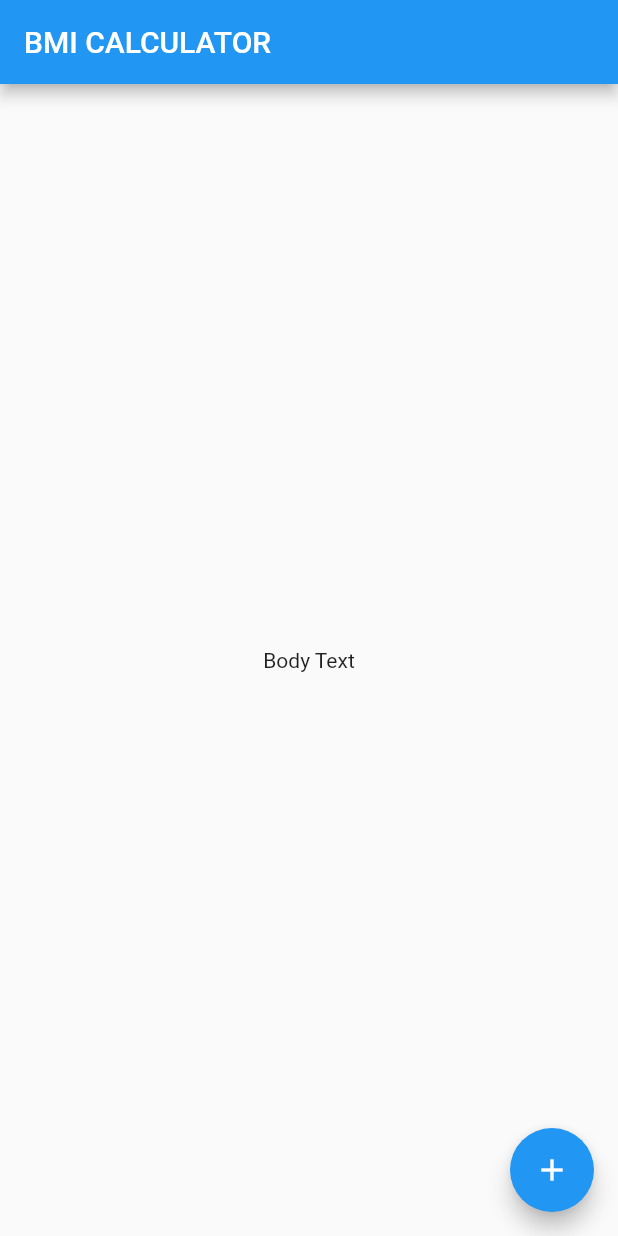
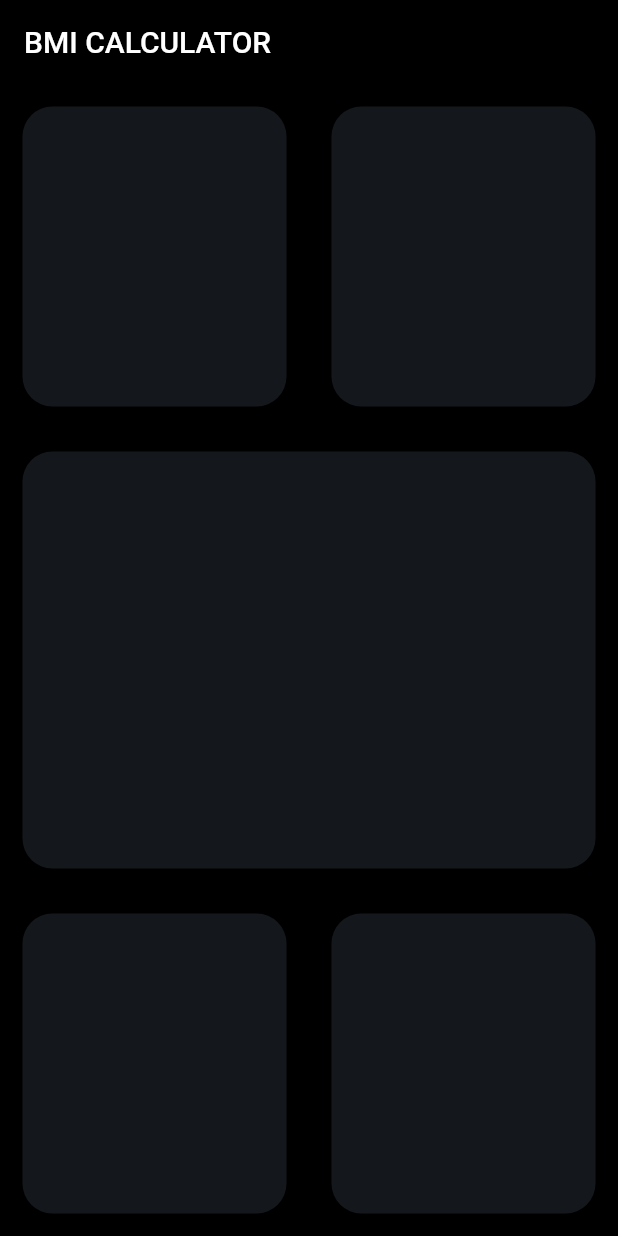
Before and after one commit to Himanshu93/bmi_calculator, a Flutter app: the screen it shows after launch, on a phone screen of 412 x 824 dp. Run offline on Flutter 3.47's test engine with Material 2 defaults, Android fonts, the phone set to English and light mode, and no system bars.

Commit message:
layout setup

```diff
--- /dev/null
+++ b/lib/input_page.dart
@@ -0,0 +1,63 @@
+import 'package:flutter/material.dart';
+
+class InputPage extends StatefulWidget {
+  @override
+  _InputPageState createState() => _InputPageState();
+}
+
+class _InputPageState extends State<InputPage> {
+  @override
+  Widget build(BuildContext context) {
+    return Scaffold(
+      appBar: AppBar(
+        title: Text(
+          'BMI CALCULATOR',
+        ),
+      ),
+      body: Column(
+        children: [
+          Row(
+            children: [
+              Expanded(
+                child: ReusableCard(),
+              ),
+              Expanded(
+                child: ReusableCard(),
+              ),
+            ],
+          ),
+          Expanded(child: ReusableCard()),
+          Row(
+            children: [
+              Expanded(
+                child: ReusableCard(),
+              ),
+              Expanded(
+                child: ReusableCard(),
+              ),
+            ],
+          ),
+        ],
+      ),
+    );
+  }
+}
+
+class ReusableCard extends StatefulWidget {
+  @override
+  _ReusableCardState createState() => _ReusableCardState();
+}
+
+class _ReusableCardState extends State<ReusableCard> {
+  @override
+  Widget build(BuildContext context) {
+    return Container(
+      height: 200,
+      margin: EdgeInsets.all(15.0),
+      decoration: BoxDecoration(
+        borderRadius: BorderRadius.circular(20),
+        color: Color(0xFF14171B),
+      ),
+    );
+  }
+}
--- a/lib/main.dart
+++ b/lib/main.dart
@@ -1,4 +1,5 @@
 import 'package:flutter/material.dart';
+import 'package:bmi_calculator/input_page.dart';
 
 void main() => runApp(BMICalculator());
 
@@ -6,29 +7,11 @@ class BMICalculator extends StatelessWidget {
   @override
   Widget build(BuildContext context) {
     return MaterialApp(
+      theme: ThemeData.dark().copyWith(
+        primaryColor: Color(0xFF000000),
+        scaffoldBackgroundColor: Color(0xFF000000),
+      ),
       home: InputPage(),
     );
   }
 }
-
-class InputPage extends StatefulWidget {
-  @override
-  _InputPageState createState() => _InputPageState();
-}
-
-class _InputPageState extends State<InputPage> {
-  @override
-  Widget build(BuildContext context) {
-    return Scaffold(
-      appBar: AppBar(
-        title: Text('BMI CALCULATOR'),
-      ),
-      body: Center(
-        child: Text('Body Text'),
-      ),
-      floatingActionButton: FloatingActionButton(
-        child: Icon(Icons.add),
-      ),
-    );
-  }
-}
```
